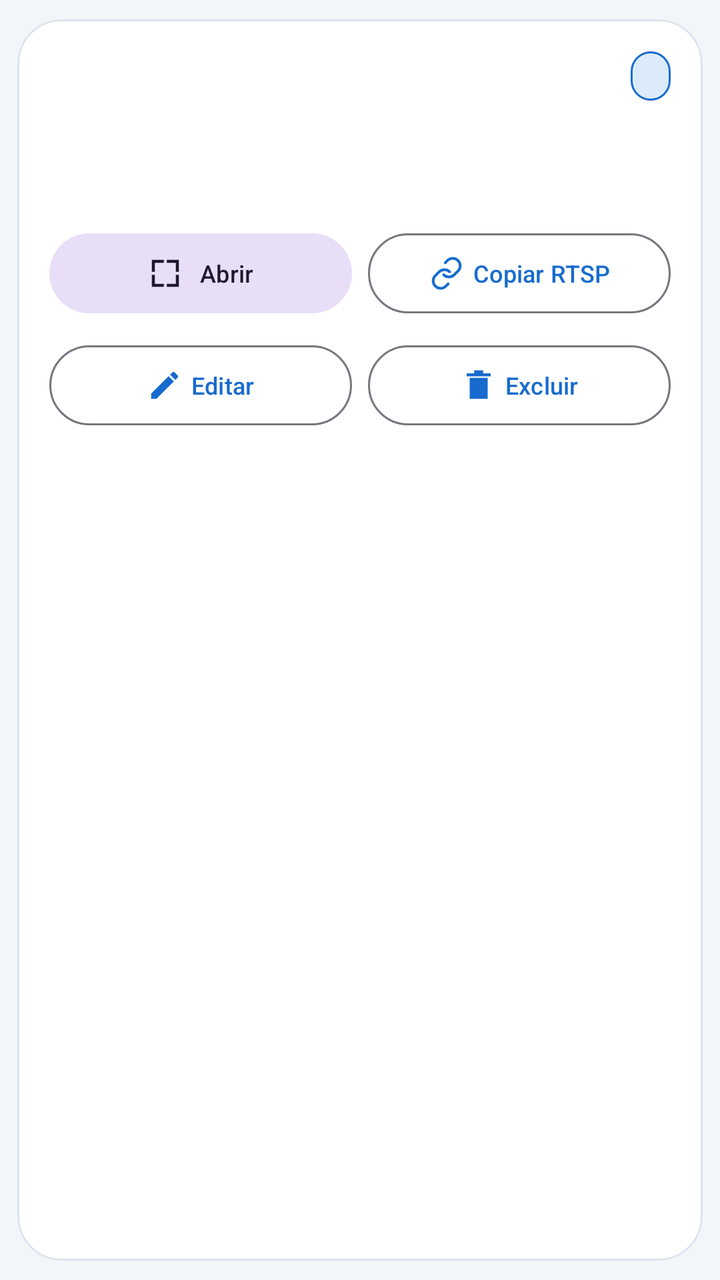
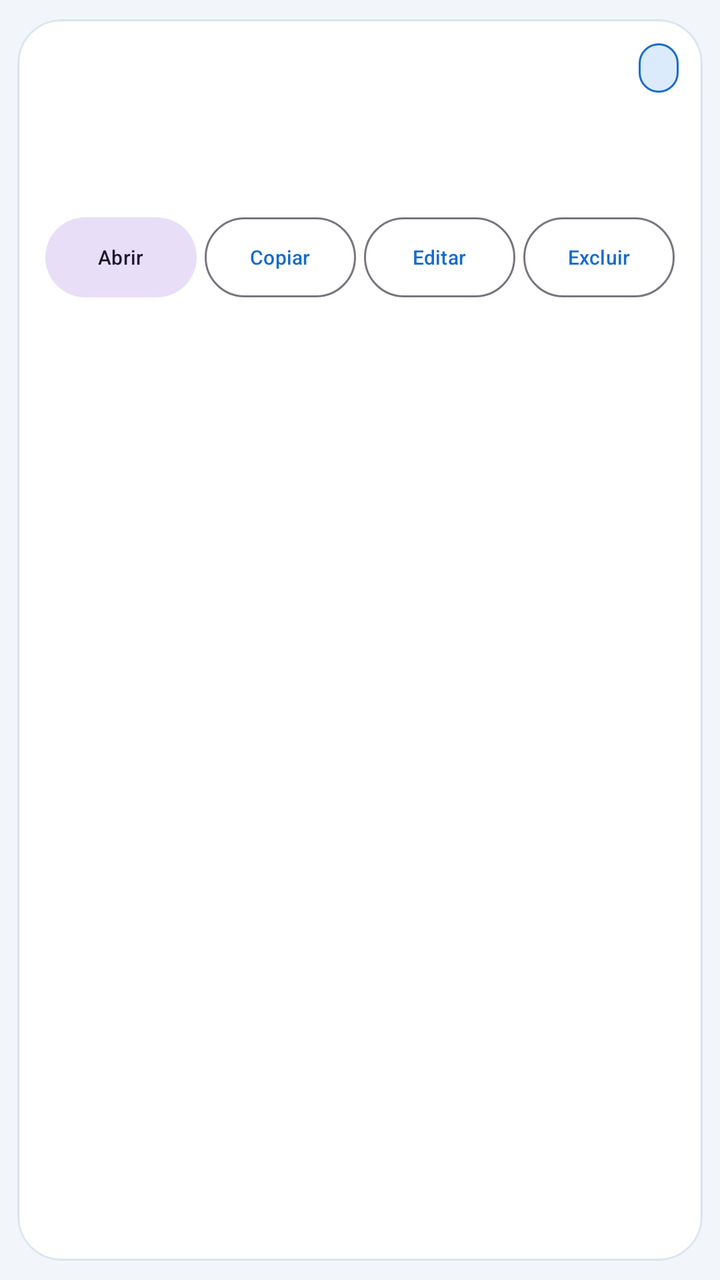

An Android layout rendered at two revisions. The XML below is the earlier revision; the diff shows what the commit changed to produce the second picture.
<!-- AndroidManifest.xml: application theme Theme.MinhaCamera -->
<!-- res/layout/item_camera.xml -->
<com.google.android.material.card.MaterialCardView xmlns:android="http://schemas.android.com/apk/res/android" xmlns:app="http://schemas.android.com/apk/res-auto" android:layout_width="match_parent" android:layout_height="wrap_content" android:layout_marginStart="12dp" android:layout_marginTop="8dp" android:layout_marginEnd="12dp" android:layout_marginBottom="6dp" app:cardUseCompatPadding="true" app:cardCornerRadius="22dp" app:cardBackgroundColor="@color/app_surface" app:strokeColor="@color/app_outline" app:strokeWidth="1dp" app:cardElevation="0dp">
  <LinearLayout android:layout_width="match_parent" android:layout_height="wrap_content" android:orientation="vertical" android:padding="16dp">
    <LinearLayout android:layout_width="match_parent" android:layout_height="wrap_content" android:gravity="center_vertical" android:orientation="horizontal">
      <TextView android:id="@+id/tvName" android:layout_width="0dp" android:layout_height="wrap_content" android:layout_weight="1" android:textAppearance="?attr/textAppearanceTitleMedium" android:textStyle="bold" />
      <TextView android:id="@+id/tvType" android:layout_width="wrap_content" android:layout_height="wrap_content" android:background="@drawable/bg_ui_selected" android:paddingStart="10dp" android:paddingEnd="10dp" android:paddingTop="5dp" android:paddingBottom="5dp" android:textColor="@color/brand_primary" android:textStyle="bold" android:textSize="11sp" />
    </LinearLayout>
    <TextView android:id="@+id/tvMasked" android:layout_width="match_parent" android:layout_height="wrap_content" android:layout_marginTop="8dp" android:textAppearance="?attr/textAppearanceBodyMedium" android:maxLines="2" android:ellipsize="end" />
    <TextView android:id="@+id/tvInfo" android:layout_width="match_parent" android:layout_height="wrap_content" android:layout_marginTop="5dp" android:textAppearance="?attr/textAppearanceBodySmall" android:maxLines="2" android:ellipsize="end" android:textColor="@color/ui_muted"/>
    <LinearLayout android:layout_width="match_parent" android:layout_height="wrap_content" android:layout_marginTop="14dp" android:orientation="horizontal">
      <com.google.android.material.button.MaterialButton android:id="@+id/btnOpen" style="@style/Widget.Material3.Button.TonalButton" android:layout_width="0dp" android:layout_height="wrap_content" android:text="@string/abrir" android:layout_weight="1" android:minWidth="0dp" android:textSize="12sp" android:textAllCaps="false" app:icon="@drawable/ic_ui_expand" app:iconGravity="textStart"/>
      <com.google.android.material.button.MaterialButton android:id="@+id/btnCopy" style="@style/Widget.Material3.Button.OutlinedButton" android:layout_width="0dp" android:layout_height="wrap_content" android:text="@string/copiar_rtsp" android:layout_weight="1" android:minWidth="0dp" android:textSize="12sp" android:textAllCaps="false" android:layout_marginStart="8dp" app:icon="@drawable/ic_ui_link" app:iconGravity="textStart"/>
    </LinearLayout>
    <LinearLayout android:layout_width="match_parent" android:layout_height="wrap_content" android:layout_marginTop="8dp" android:orientation="horizontal">
      <com.google.android.material.button.MaterialButton android:id="@+id/btnEdit" style="@style/Widget.Material3.Button.OutlinedButton" android:layout_width="0dp" android:layout_height="wrap_content" android:text="@string/home_edit" android:layout_weight="1" android:minWidth="0dp" android:textSize="12sp" android:textAllCaps="false" app:icon="@drawable/ic_ui_edit" app:iconGravity="textStart"/>
      <com.google.android.material.button.MaterialButton android:id="@+id/btnDelete" style="@style/Widget.Material3.Button.OutlinedButton" android:layout_width="0dp" android:layout_height="wrap_content" android:text="@string/home_delete" android:layout_weight="1" android:minWidth="0dp" android:textSize="12sp" android:textAllCaps="false" android:layout_marginStart="8dp" app:icon="@drawable/ic_ui_trash" app:iconGravity="textStart"/>
    </LinearLayout>
  </LinearLayout>
</com.google.android.material.card.MaterialCardView>
<!-- resources referenced by this layout -->
<resources>
  <color name="app_outline">#DBE4EF</color>
  <color name="app_surface">#FFFFFF</color>
  <color name="brand_primary">#176BCE</color>
  <color name="ui_muted">#63748B</color>
  <!-- drawable bg_ui_selected (drawable) -->
  <?xml version="1.0" encoding="utf-8"?>
  <shape xmlns:android="http://schemas.android.com/apk/res/android" android:shape="rectangle">
      <solid android:color="@color/ui_selected"/><corners android:radius="22dp"/>
      <stroke android:width="1dp" android:color="@color/brand_primary"/>
  </shape>
  <!-- drawable ic_ui_edit (drawable) -->
  <vector xmlns:android="http://schemas.android.com/apk/res/android" android:width="24dp" android:height="24dp" android:viewportWidth="24" android:viewportHeight="24"><path android:fillColor="@color/app_text" android:pathData="M3,17.5V21h3.5L18.1,9.4l-3.5,-3.5zM20.7,6.8a1,1 0,0 0,0 -1.4l-2.1,-2.1a1,1 0,0 0,-1.4 0l-1.6,1.6l3.5,3.5z"/></vector>
  <!-- drawable ic_ui_expand (drawable) -->
  <vector xmlns:android="http://schemas.android.com/apk/res/android" android:width="24dp" android:height="24dp" android:viewportWidth="24" android:viewportHeight="24">
    <path android:fillColor="#23384F" android:pathData="M3,3h8v2H5v6H3zM13,3h8v8h-2V5h-6zM3,13h2v6h6v2H3zM19,13h2v8h-8v-2h6z"/>
  </vector>
  <!-- drawable ic_ui_link (drawable) -->
  <?xml version="1.0" encoding="utf-8"?>
  <vector xmlns:android="http://schemas.android.com/apk/res/android" android:width="24dp" android:height="24dp" android:viewportWidth="24" android:viewportHeight="24">
      <path android:fillColor="@android:color/transparent" android:strokeColor="@color/app_text" android:strokeWidth="1.8" android:strokeLineCap="round" android:strokeLineJoin="round" android:pathData="M10 13a5 5 0 0 0 7 0l3 -3a5 5 0 0 0 -7 -7l-2 2 M14 11a5 5 0 0 0 -7 0l-3 3a5 5 0 0 0 7 7l2 -2" />
  </vector>
  <!-- drawable ic_ui_trash (drawable) -->
  <vector xmlns:android="http://schemas.android.com/apk/res/android" android:width="24dp" android:height="24dp" android:viewportWidth="24" android:viewportHeight="24"><path android:fillColor="@color/app_text" android:pathData="M6,7h12v14H6zM4,4h16v2H4zM9,2h6v2H9z"/></vector>
  <string name="abrir">Abrir</string>
  <string name="copiar_rtsp">Copiar RTSP</string>
  <string name="home_delete">Excluir</string>
  <string name="home_edit">Editar</string>
  <style name="Theme.MinhaCamera" parent="Theme.Material3.DayNight">
    <item name="colorPrimary">@color/brand_primary</item><item name="colorOnPrimary">@color/brand_on_primary</item><item name="colorSecondary">@color/brand_secondary</item><item name="colorSurface">@color/app_surface</item><item name="colorOnSurface">@color/app_text</item><item name="android:colorBackground">@color/app_background</item><item name="android:windowBackground">@color/app_background</item><item name="android:statusBarColor">@color/brand_primary</item><item name="android:navigationBarColor">@color/app_background</item><item name="android:windowLightStatusBar">false</item>
   </style>
  <color name="ui_selected">#DCEBFB</color>
  <color name="app_text">#17283E</color>
  <color name="brand_on_primary">#FFFFFF</color>
  <color name="brand_secondary">#007F8B</color>
  <color name="app_background">#F2F6FB</color>
</resources>

<!-- the commit's change to res/layout/item_camera.xml (unified diff, before → after) -->
@@ -1,18 +1,33 @@
 <com.google.android.material.card.MaterialCardView xmlns:android="http://schemas.android.com/apk/res/android" xmlns:app="http://schemas.android.com/apk/res-auto" android:layout_width="match_parent" android:layout_height="wrap_content" android:layout_marginStart="12dp" android:layout_marginTop="8dp" android:layout_marginEnd="12dp" android:layout_marginBottom="6dp" app:cardUseCompatPadding="true" app:cardCornerRadius="22dp" app:cardBackgroundColor="@color/app_surface" app:strokeColor="@color/app_outline" app:strokeWidth="1dp" app:cardElevation="0dp">
-  <LinearLayout android:layout_width="match_parent" android:layout_height="wrap_content" android:orientation="vertical" android:padding="16dp">
+  <LinearLayout android:layout_width="match_parent" android:layout_height="wrap_content" android:orientation="vertical" android:padding="12dp">
     <LinearLayout android:layout_width="match_parent" android:layout_height="wrap_content" android:gravity="center_vertical" android:orientation="horizontal">
       <TextView android:id="@+id/tvName" android:layout_width="0dp" android:layout_height="wrap_content" android:layout_weight="1" android:textAppearance="?attr/textAppearanceTitleMedium" android:textStyle="bold" />
       <TextView android:id="@+id/tvType" android:layout_width="wrap_content" android:layout_height="wrap_content" android:background="@drawable/bg_ui_selected" android:paddingStart="10dp" android:paddingEnd="10dp" android:paddingTop="5dp" android:paddingBottom="5dp" android:textColor="@color/brand_primary" android:textStyle="bold" android:textSize="11sp" />
     </LinearLayout>
     <TextView android:id="@+id/tvMasked" android:layout_width="match_parent" android:layout_height="wrap_content" android:layout_marginTop="8dp" android:textAppearance="?attr/textAppearanceBodyMedium" android:maxLines="2" android:ellipsize="end" />
     <TextView android:id="@+id/tvInfo" android:layout_width="match_parent" android:layout_height="wrap_content" android:layout_marginTop="5dp" android:textAppearance="?attr/textAppearanceBodySmall" android:maxLines="2" android:ellipsize="end" android:textColor="@color/ui_muted"/>
-    <LinearLayout android:layout_width="match_parent" android:layout_height="wrap_content" android:layout_marginTop="14dp" android:orientation="horizontal">
-      <com.google.android.material.button.MaterialButton android:id="@+id/btnOpen" style="@style/Widget.Material3.Button.TonalButton" android:layout_width="0dp" android:layout_height="wrap_content" android:text="@string/abrir" android:layout_weight="1" android:minWidth="0dp" android:textSize="12sp" android:textAllCaps="false" app:icon="@drawable/ic_ui_expand" app:iconGravity="textStart"/>
-      <com.google.android.material.button.MaterialButton android:id="@+id/btnCopy" style="@style/Widget.Material3.Button.OutlinedButton" android:layout_width="0dp" android:layout_height="wrap_content" android:text="@string/copiar_rtsp" android:layout_weight="1" android:minWidth="0dp" android:textSize="12sp" android:textAllCaps="false" android:layout_marginStart="8dp" app:icon="@drawable/ic_ui_link" app:iconGravity="textStart"/>
-    </LinearLayout>
-    <LinearLayout android:layout_width="match_parent" android:layout_height="wrap_content" android:layout_marginTop="8dp" android:orientation="horizontal">
-      <com.google.android.material.button.MaterialButton android:id="@+id/btnEdit" style="@style/Widget.Material3.Button.OutlinedButton" android:layout_width="0dp" android:layout_height="wrap_content" android:text="@string/home_edit" android:layout_weight="1" android:minWidth="0dp" android:textSize="12sp" android:textAllCaps="false" app:icon="@drawable/ic_ui_edit" app:iconGravity="textStart"/>
-      <com.google.android.material.button.MaterialButton android:id="@+id/btnDelete" style="@style/Widget.Material3.Button.OutlinedButton" android:layout_width="0dp" android:layout_height="wrap_content" android:text="@string/home_delete" android:layout_weight="1" android:minWidth="0dp" android:textSize="12sp" android:textAllCaps="false" android:layout_marginStart="8dp" app:icon="@drawable/ic_ui_trash" app:iconGravity="textStart"/>
+    
+    <LinearLayout android:layout_width="match_parent" android:layout_height="wrap_content" android:layout_marginTop="10dp" android:orientation="horizontal" android:baselineAligned="false">
+      <com.google.android.material.button.MaterialButton android:id="@+id/btnOpen" style="@style/Widget.Material3.Button.TonalButton"
+          android:layout_width="0dp" android:layout_height="48dp" android:layout_weight="1"
+          android:layout_marginHorizontal="2dp" android:minWidth="0dp" android:minHeight="48dp"
+          android:paddingStart="0dp" android:paddingEnd="0dp" app:insetLeft="0dp" app:insetRight="0dp"
+          app:insetTop="0dp" app:insetBottom="0dp" android:text="@string/abrir" android:textSize="10sp" android:textAllCaps="false"/>
+      <com.google.android.material.button.MaterialButton android:id="@+id/btnCopy" style="@style/Widget.Material3.Button.OutlinedButton"
+          android:layout_width="0dp" android:layout_height="48dp" android:layout_weight="1"
+          android:layout_marginHorizontal="2dp" android:minWidth="0dp" android:minHeight="48dp"
+          android:paddingStart="0dp" android:paddingEnd="0dp" app:insetLeft="0dp" app:insetRight="0dp"
+          app:insetTop="0dp" app:insetBottom="0dp" android:text="Copiar" android:textSize="10sp" android:textAllCaps="false"/>
+      <com.google.android.material.button.MaterialButton android:id="@+id/btnEdit" style="@style/Widget.Material3.Button.OutlinedButton"
+          android:layout_width="0dp" android:layout_height="48dp" android:layout_weight="1"
+          android:layout_marginHorizontal="2dp" android:minWidth="0dp" android:minHeight="48dp"
+          android:paddingStart="0dp" android:paddingEnd="0dp" app:insetLeft="0dp" app:insetRight="0dp"
+          app:insetTop="0dp" app:insetBottom="0dp" android:text="@string/home_edit" android:textSize="10sp" android:textAllCaps="false"/>
+      <com.google.android.material.button.MaterialButton android:id="@+id/btnDelete" style="@style/Widget.Material3.Button.OutlinedButton"
+          android:layout_width="0dp" android:layout_height="48dp" android:layout_weight="1"
+          android:layout_marginHorizontal="2dp" android:minWidth="0dp" android:minHeight="48dp"
+          android:paddingStart="0dp" android:paddingEnd="0dp" app:insetLeft="0dp" app:insetRight="0dp"
+          app:insetTop="0dp" app:insetBottom="0dp" android:text="@string/home_delete" android:textSize="10sp" android:textAllCaps="false"/>
     </LinearLayout>
   </LinearLayout>
 </com.google.android.material.card.MaterialCardView>
<!-- resource entries referenced after the edit -->
@@ -10,21 +10,7 @@
       <solid android:color="@color/ui_selected"/><corners android:radius="22dp"/>
       <stroke android:width="1dp" android:color="@color/brand_primary"/>
   </shape>
-  <!-- drawable ic_ui_edit (drawable) -->
-  <vector xmlns:android="http://schemas.android.com/apk/res/android" android:width="24dp" android:height="24dp" android:viewportWidth="24" android:viewportHeight="24"><path android:fillColor="@color/app_text" android:pathData="M3,17.5V21h3.5L18.1,9.4l-3.5,-3.5zM20.7,6.8a1,1 0,0 0,0 -1.4l-2.1,-2.1a1,1 0,0 0,-1.4 0l-1.6,1.6l3.5,3.5z"/></vector>
-  <!-- drawable ic_ui_expand (drawable) -->
-  <vector xmlns:android="http://schemas.android.com/apk/res/android" android:width="24dp" android:height="24dp" android:viewportWidth="24" android:viewportHeight="24">
-    <path android:fillColor="#23384F" android:pathData="M3,3h8v2H5v6H3zM13,3h8v8h-2V5h-6zM3,13h2v6h6v2H3zM19,13h2v8h-8v-2h6z"/>
-  </vector>
-  <!-- drawable ic_ui_link (drawable) -->
-  <?xml version="1.0" encoding="utf-8"?>
-  <vector xmlns:android="http://schemas.android.com/apk/res/android" android:width="24dp" android:height="24dp" android:viewportWidth="24" android:viewportHeight="24">
-      <path android:fillColor="@android:color/transparent" android:strokeColor="@color/app_text" android:strokeWidth="1.8" android:strokeLineCap="round" android:strokeLineJoin="round" android:pathData="M10 13a5 5 0 0 0 7 0l3 -3a5 5 0 0 0 -7 -7l-2 2 M14 11a5 5 0 0 0 -7 0l-3 3a5 5 0 0 0 7 7l2 -2" />
-  </vector>
-  <!-- drawable ic_ui_trash (drawable) -->
-  <vector xmlns:android="http://schemas.android.com/apk/res/android" android:width="24dp" android:height="24dp" android:viewportWidth="24" android:viewportHeight="24"><path android:fillColor="@color/app_text" android:pathData="M6,7h12v14H6zM4,4h16v2H4zM9,2h6v2H9z"/></vector>
   <string name="abrir">Abrir</string>
-  <string name="copiar_rtsp">Copiar RTSP</string>
   <string name="home_delete">Excluir</string>
   <string name="home_edit">Editar</string>
   <style name="Theme.MinhaCamera" parent="Theme.Material3.DayNight">
